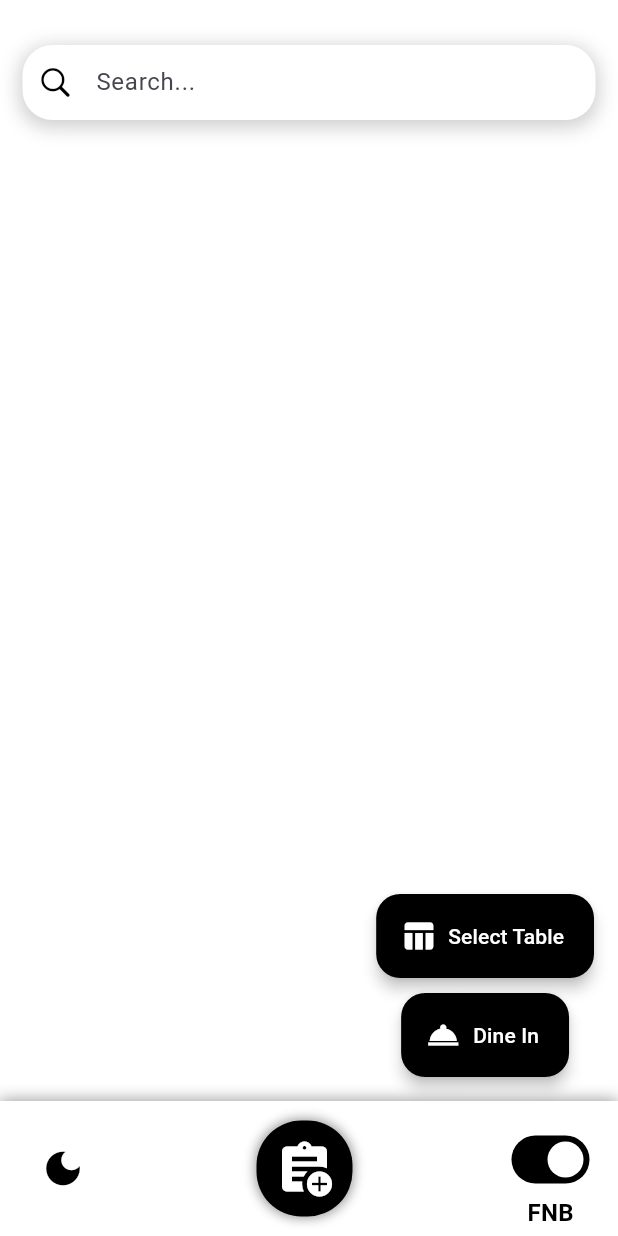
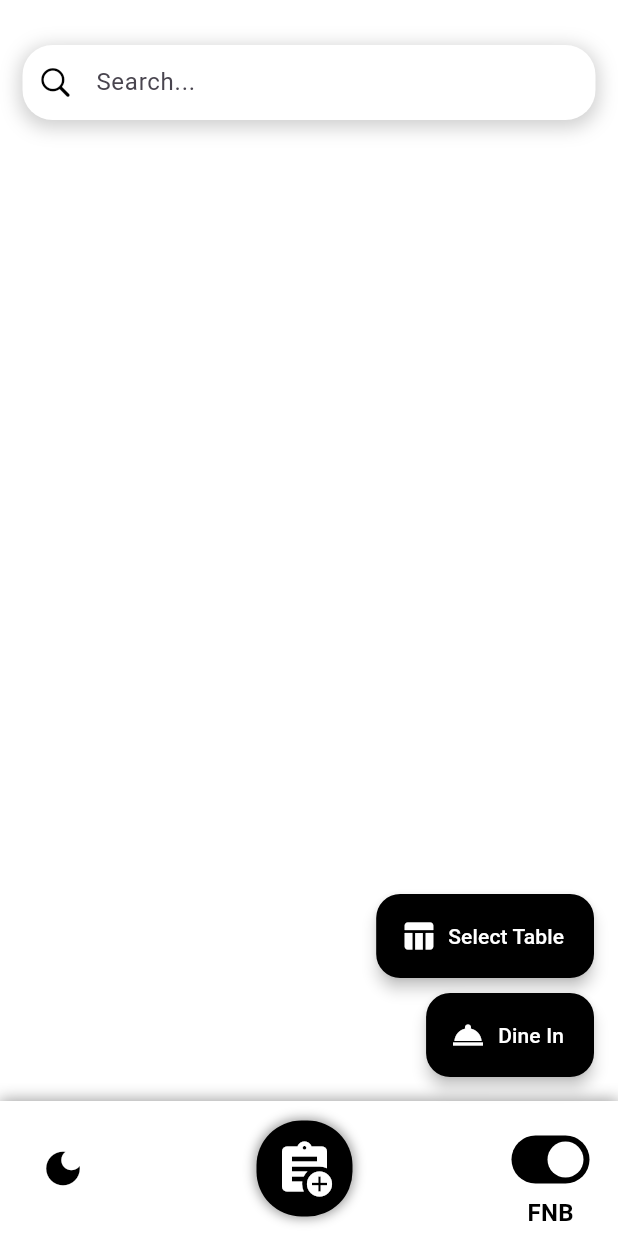
Before and after one commit to junnelcoder/orderingnew, a Flutter app: the HomePage screen opened directly, item 3 of the bottom bar chosen, on a phone screen of 412 x 824 dp. Run offline on Flutter 3.47's test engine with Material 3 defaults, Android fonts, the phone set to English and light mode, and no system bars; our stand-ins replace connectivity, fluttertoast, shared_preferences, shimmer; accounts and stored records are empty; network calls fail.

Commit message:
uwian na daw sabi ni justin

```diff
--- a/ordering/lib/pages/home_page.dart
+++ b/ordering/lib/pages/home_page.dart
@@ -235,27 +235,28 @@ class _HomePageState extends State<HomePage> {
           onSwitchChanged: _toggleSwitch,
         ),
 
-        floatingActionButton: Column(
+floatingActionButton: Align(
+  alignment: Alignment.bottomRight,
+  child: Column(
     mainAxisAlignment: MainAxisAlignment.end,
+    crossAxisAlignment: CrossAxisAlignment.end,
     children: [
-            if (_isSwitchOn) // Show "Select a Table" button only if switch is on FNB
-              FloatingActionButton.extended(
+      AnimatedOpacity(
+        opacity: _isSwitchOn ? 1.0 : 0.0,
+        duration: Duration(milliseconds: 500),
+        child: FloatingActionButton.extended(
           onPressed: () {
-                  // Navigate to select_table.dart when the button is pressed
             Navigator.push(
               context,
               MaterialPageRoute(builder: (context) => SelectTablePage()),
             );
           },
-                label: Text(labelText), // Palitan ang label ng button
-                icon: Icon(
-                    Icons.table_chart), // Palitan ang icon ng "Select Table"
-                backgroundColor:
-                    Colors.black, // Palitan ang kulay ng background
-                foregroundColor:
-                    Colors.white, // Palitan ang kulay ng text at icon
-                elevation:
-                    4.0, // Palitan ang taas ng elevasyon para sa shadow effect
+          label: Text(labelText),
+          icon: Icon(Icons.table_chart),
+          backgroundColor: Colors.black,
+          foregroundColor: Colors.white,
+          elevation: 4.0,
+        ),
       ),
       SizedBox(height: 10),
       FloatingActionButton.extended(
@@ -322,7 +323,7 @@ class _HomePageState extends State<HomePage> {
             },
           );
         },
-              label: Text(selectedService), // Use selected service text
+        label: Text(selectedService),
         icon: Icon(Icons.room_service),
         backgroundColor: Colors.black,
         foregroundColor: Colors.white,
@@ -330,6 +331,8 @@ class _HomePageState extends State<HomePage> {
       ),
     ],
   ),
+),
+
 
         // Kung hindi naka-QS, huwag ipakita ang floating button
       ),
```
Lines whose indentation alone changed are shown as unchanged.
